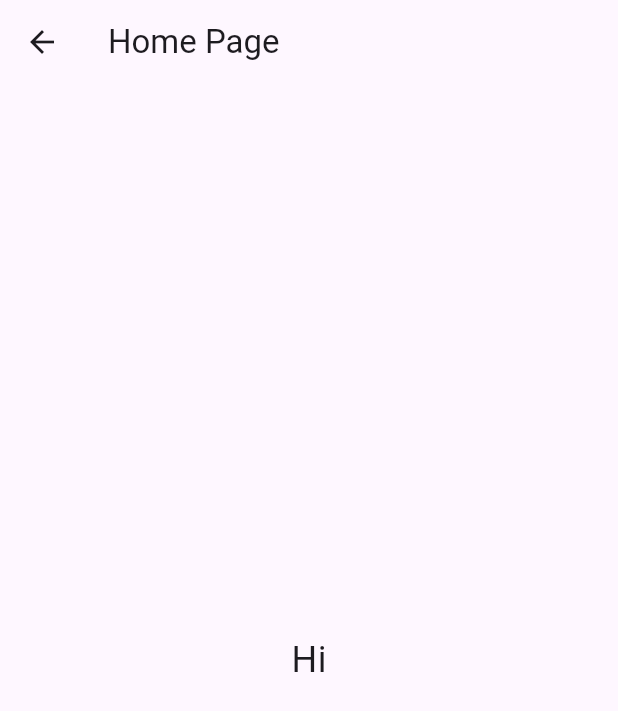
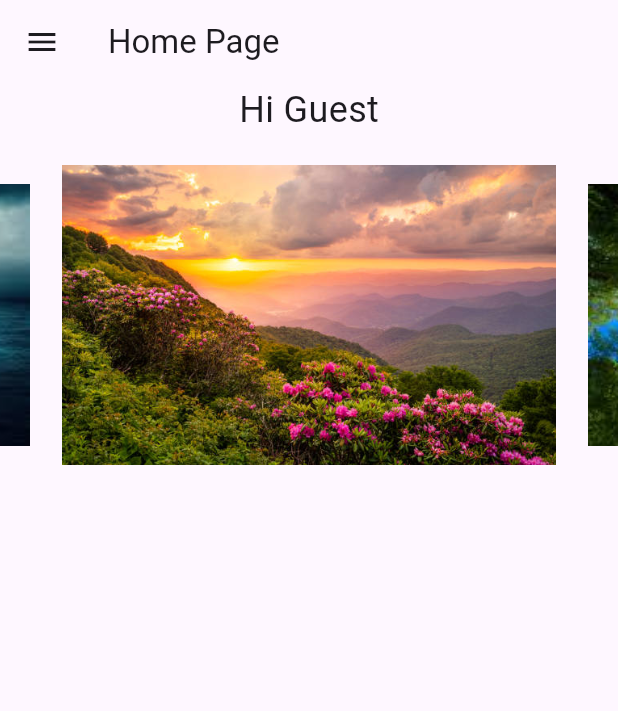
Before and after one commit to Soujanyarashmie/firstflutterproject, a Flutter app: the HomePage screen opened directly, on a phone screen of 412 x 824 dp. Shown: the top 711 px of the screen. Run offline on Flutter 3.47's test engine with Material 3 defaults, Android fonts, the phone set to English and light mode, and no system bars; drawn by our look-alikes of carousel_slider; our stand-ins replace image_picker.

Commit message:
first project

```diff
--- a/lib/homepage.dart
+++ b/lib/homepage.dart
@@ -1,19 +1,127 @@
+import 'package:first_project/profilepage.dart';
 import 'package:flutter/material.dart';
+import 'package:carousel_slider/carousel_slider.dart';
 
 class HomePage extends StatelessWidget {
-  const HomePage({super.key, required String userName});
+  final String userName;
+
+  const HomePage({
+    super.key,
+    required this.userName,
+  });
 
   @override
   Widget build(BuildContext context) {
+    // List of image URLs or local asset paths for the carousel
+    final List<String> imagePaths = [
+      'assets/image/nature1.jpg', // Replace with your asset path
+      'assets/image/nature2.jpg', // Replace with your asset path
+      'assets/image/nature3.jpg', // Replace with your asset path
+    ];
+
     return Scaffold(
       appBar: AppBar(
         title: const Text('Home Page'),
       ),
-      body: const Center(
-        child: Text(
-          'Hi',
-          style: TextStyle(fontSize: 24),
+      drawer: Drawer(
+        child: ListView(
+          padding: EdgeInsets.only(),
+          children: [
+            DrawerHeader(
+              decoration: const BoxDecoration(
+                color: Colors.yellow,
+              ),
+              child: Column(
+                crossAxisAlignment: CrossAxisAlignment.start,
+                children: [
+                  GestureDetector(
+                    onTap: () {
+                      Navigator.push(
+                        context,
+                        MaterialPageRoute(builder: (context) => ProfilePage()),
+                      );
+                    },
+                    child: CircleAvatar(
+                      radius: 30,
+                      backgroundColor: Colors.white,
+                      child: Text(
+                        userName[0]
+                            .toUpperCase(), // Get the first letter of the username
+                        style: const TextStyle(
+                          fontSize: 24,
+                          fontWeight: FontWeight.bold,
+                          color: Colors.grey,
+                        ),
+                      ),
+                    ),
+                  ),
+                  const SizedBox(height: 10),
+                  Text(
+                    userName,
+                    style: const TextStyle(
+                      color: Colors.white,
+                      fontSize: 18,
+                    ),
+                  ),
+                ],
+              ),
+            ),
+            ListTile(
+              leading: const Icon(Icons.home),
+              title: const Text('Home'),
+              onTap: () {
+                Navigator.pop(context);
+              },
+            ),
+            ListTile(
+              leading: const Icon(Icons.settings),
+              title: const Text('Settings'),
+              onTap: () {
+                // Navigate to settings or perform actions
+              },
+            ),
+            ListTile(
+              leading: const Icon(Icons.logout),
+              title: const Text('Logout'),
+              onTap: () {
+                Navigator.pop(context); // Close the drawer
+                Navigator.pop(context); // Return to login page
+              },
+            ),
+          ],
         ),
+      ),
+      body: Column(
+        mainAxisAlignment: MainAxisAlignment.start,
+        children: [
+          Text(
+            'Hi $userName', // Display the user's email address
+            style: const TextStyle(fontSize: 24),
+          ),
+          const SizedBox(height: 20),
+          CarouselSlider(
+            items: imagePaths.map((path) {
+              return Builder(
+                builder: (BuildContext context) {
+                  return Image.asset(
+                    path,
+                    fit: BoxFit.cover,
+                    width: MediaQuery.of(context).size.width,
+                  );
+                },
+              );
+            }).toList(),
+            options: CarouselOptions(
+              height: 200, // Height of the carousel
+              autoPlay: true, // Enable auto-play
+              autoPlayInterval:
+                  const Duration(seconds: 2), // Change slide every 2 seconds
+              enlargeCenterPage: true, // Enlarge the current image
+              viewportFraction:
+                  0.8, // Set the fraction of the viewport visible for each slide
+            ),
+          ),
+        ],
       ),
     );
   }
--- a/pubspec.yaml
+++ b/pubspec.yaml
@@ -35,6 +35,8 @@ dependencies:
   # The following adds the Cupertino Icons font to your application.
   # Use with the CupertinoIcons class for iOS style icons.
   cupertino_icons: ^1.0.8
+  carousel_slider: ^5.0.0
+  image_picker: ^1.1.2
 
 dev_dependencies:
   flutter_test:
@@ -60,6 +62,9 @@ flutter:
   uses-material-design: true
   assets:
   - assets/image/
+
+
+
 
 
   # To add assets to your application, add an assets section, like this:
```
Also changed, not shown: lib/main.dart (+23 -16 lines), lib/profilepage.dart (added, +141 -0 lines), lib/signup.dart (added, +80 -0 lines), assets/image/nature1.jpg (added), assets/image/nature2.jpg (added), assets/image/nature3.jpg (added), pubspec.lock, 5 other files.
